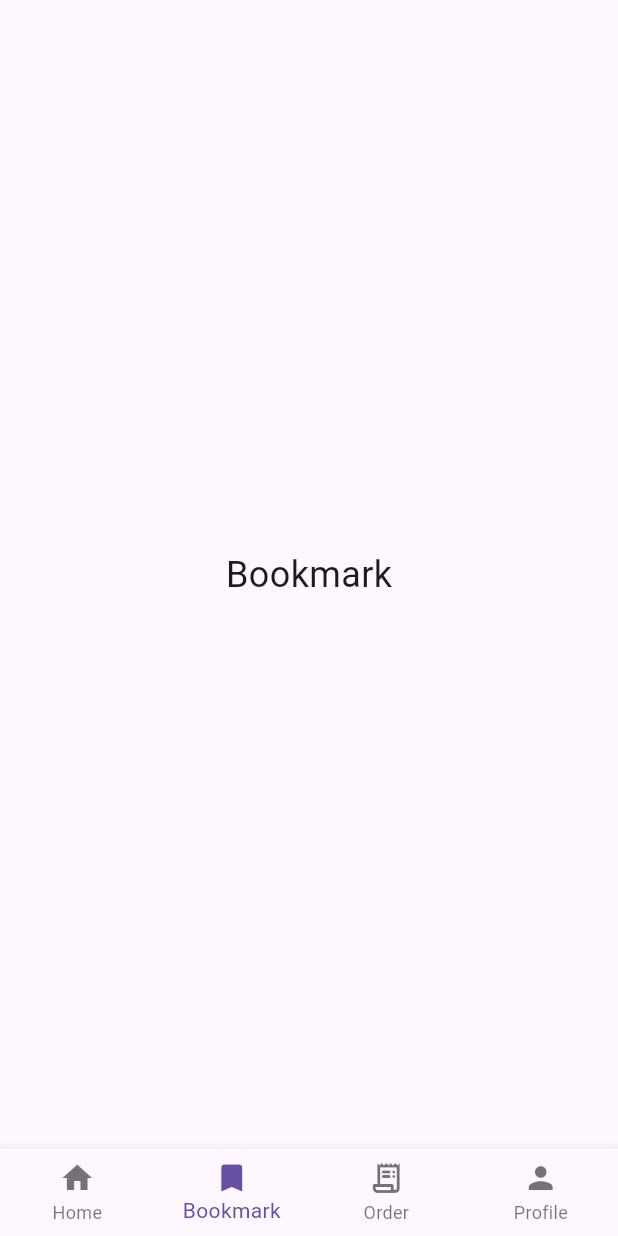
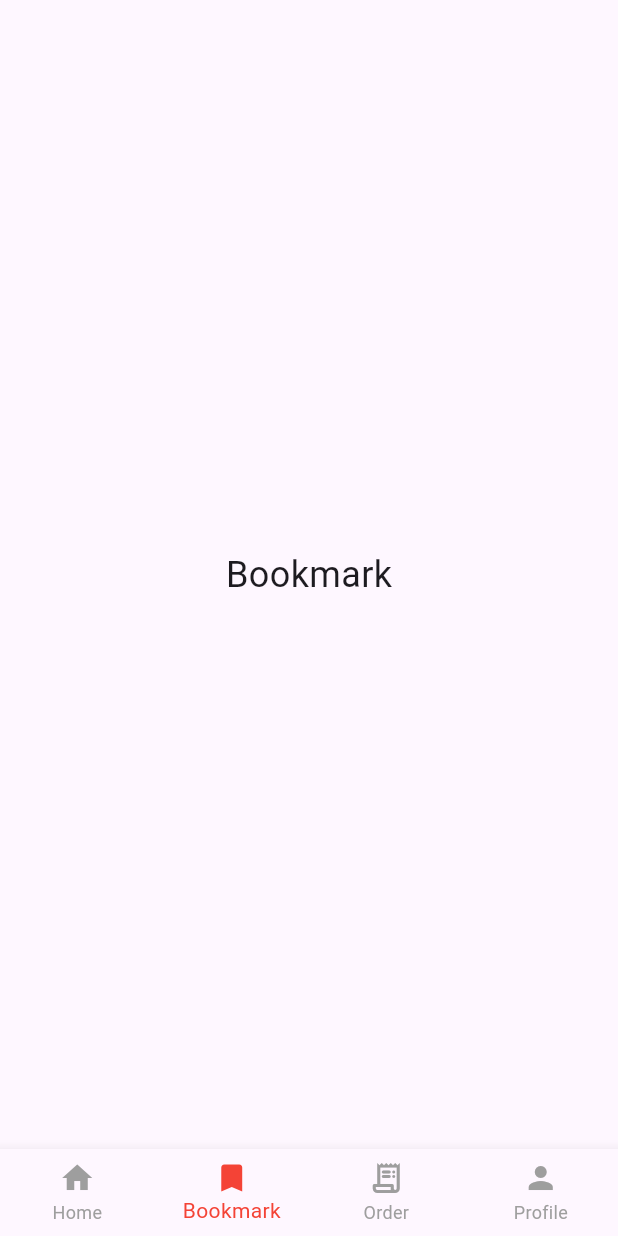
Before and after one commit to bibhakta21/sajilobihe_event_venue_booking_system, a Flutter app: the DashboardView screen opened directly, item 2 of the bottom bar chosen, on a phone screen of 412 x 824 dp. Run offline on Flutter 3.47's test engine with Material 3 defaults, Android fonts, the phone set to English and light mode, and no system bars.

Commit message:
HomeScreen design completed

```diff
--- a/lib/view/dashboard_view.dart
+++ b/lib/view/dashboard_view.dart
@@ -30,12 +30,16 @@ class _BottomNavigationViewState extends State<DashboardView> {
 
   @override
   Widget build(BuildContext context) {
-    return Scaffold(
+    return SafeArea(
+      child: Scaffold(
         body: _screens[_selectedIndex],
         bottomNavigationBar: BottomNavigationBar(
           type: BottomNavigationBarType.fixed,
           currentIndex: _selectedIndex,
           onTap: _onItemTapped,
+          selectedItemColor: Colors.red, // Set the selected item color to red
+          unselectedItemColor:
+              Colors.grey, // Optional: Set unselected item color
           items: const [
             BottomNavigationBarItem(
               icon: Icon(Icons.home),
@@ -55,6 +59,7 @@ class _BottomNavigationViewState extends State<DashboardView> {
             ),
           ],
         ),
+      ),
     );
   }
 }
--- a/lib/view/onboarding_view.dart
+++ b/lib/view/onboarding_view.dart
@@ -1,4 +1,5 @@
 import 'package:flutter/material.dart';
+
 import './login_view.dart'; // Update this import with the correct path
 
 class OnboardingScreen extends StatefulWidget {
@@ -49,6 +50,7 @@ class _OnboardingScreenState extends State<OnboardingScreen> {
 
     return Scaffold(
       appBar: AppBar(
+        backgroundColor: Colors.white,
         actions: [
           GestureDetector(
             onTap: () {
```
Also changed, not shown: lib/view/Bottom_Screen/homescreen_view.dart (+26 -8 lines). Lines whose indentation alone changed are shown as unchanged.
